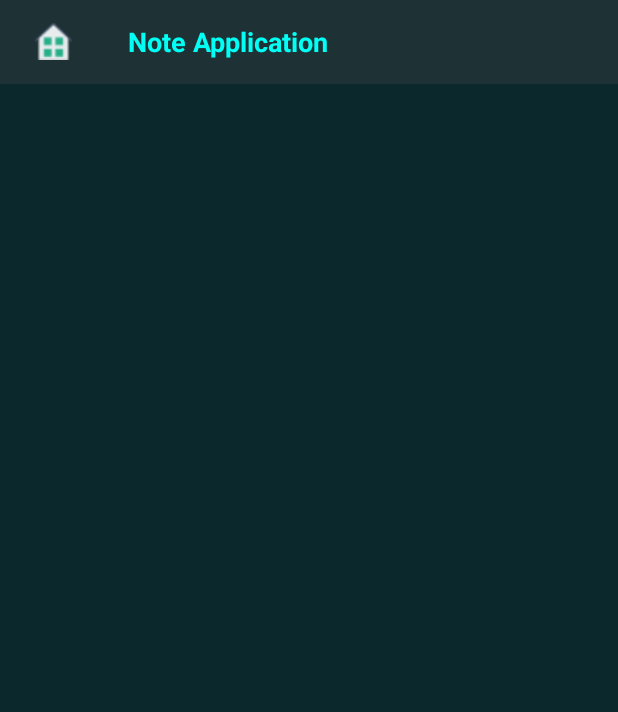
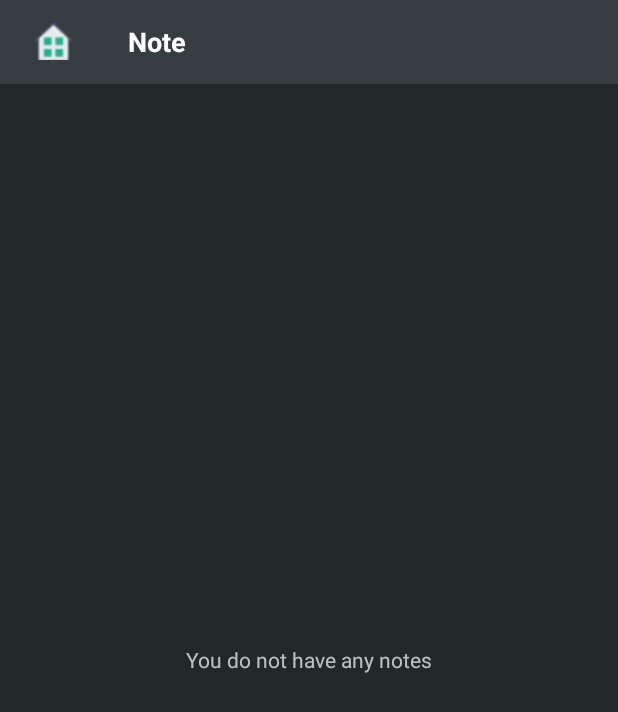
Before and after one commit to hoaithuonguit/note-application, an Android app: the layout activity_main.xml on its own in the app's theme, with its tools: preview values and no code run, on a phone screen of 412 x 824 dp. Shown: the top 712 px of the screen. Run offline under Robolectric (Android 15) with nearby library versions, the phone set to English and light mode, and no system bars.

Commit message:
Theo như yêu cầu của anh

```diff
--- a/app/src/main/res/layout/activity_main.xml
+++ b/app/src/main/res/layout/activity_main.xml
@@ -15,7 +15,15 @@
         android:padding="5dp"
         android:layout_width="match_parent"
         android:layout_height="match_parent"
-        android:id="@+id/rvNote">
+        android:id="@+id/rvNote"
+        android:visibility="gone">
 
     </android.support.v7.widget.RecyclerView>
+
+    <TextView
+        android:id="@+id/tv_no_note"
+        android:gravity="center"
+        android:layout_width="match_parent"
+        android:layout_height="fill_parent"
+        android:text="@string/no_note"/>
 </LinearLayout>
--- a/app/src/main/res/layout/toolbar_layout.xml
+++ b/app/src/main/res/layout/toolbar_layout.xml
@@ -4,7 +4,7 @@
     android:layout_height="wrap_content"
     xmlns:app="http://schemas.android.com/apk/res-auto"
     android:minHeight="?attr/actionBarSize"
-    android:background="#1e3235"
+    android:background="#363d41"
     app:theme="@style/Base.ThemeOverlay.AppCompat.ActionBar"
     android:id="@+id/toolbar">
 
@@ -36,7 +36,7 @@
             android:text="@string/app_name"
             android:textSize="18dp"
             android:textStyle="bold"
-            android:textColor="#00FFF5"
+            android:textColor="#ffffff"
             android:id="@+id/tvAppName"
             android:paddingLeft="30dp"/>
 
--- a/app/src/main/res/layout/toolbar_setting_layout.xml
+++ b/app/src/main/res/layout/toolbar_setting_layout.xml
@@ -4,7 +4,7 @@
     android:layout_height="wrap_content"
     xmlns:app="http://schemas.android.com/apk/res-auto"
     android:minHeight="?attr/actionBarSize"
-    android:background="#1e3235"
+    android:background="#363d41"
     app:theme="@style/Base.ThemeOverlay.AppCompat.ActionBar"
     android:id="@+id/toolbar_setting">
 
@@ -30,7 +30,7 @@
             android:text="@string/name_setting"
             android:textSize="18dp"
             android:textStyle="bold"
-            android:textColor="#00FFF5"
+            android:textColor="#ffffff"
             android:id="@+id/tvNameSetting"/>
 
     </LinearLayout>
--- a/app/src/main/res/values/colors.xml
+++ b/app/src/main/res/values/colors.xml
@@ -3,12 +3,12 @@
     <color name="colorPrimary">#3F51B5</color>
     <color name="colorPrimaryDark">#303F9F</color>
     <color name="colorAccent">#FF4081</color>
-    <color name="background">#0b292d</color>
-    <color name="item">#015559</color>
-    <color name="text">#B8F7D4</color>
+    <color name="background">#202829</color>
+    <color name="item">#344040</color>
+    <color name="text">#e0e7e3</color>
     <color name="textDetail">#F7FBFC</color>
     <color name="textName">#ffffff</color>
-    <color name="dialog">#45ADA8</color>
+    <color name="dialog">#343b3b</color>
     <color name="transparent">#00ffffff</color>
 
 
--- a/app/src/main/res/values/strings.xml
+++ b/app/src/main/res/values/strings.xml
@@ -1,7 +1,7 @@
 <resources>
 
 
-    <string name="app_name">Note Application</string>
+    <string name="app_name">Note</string>
 
 
     <!--Text of Activity Note and Activity Info Of Note-->
@@ -59,6 +59,9 @@
     <string name="language">Language</string>
 
     <!--Text for Notification-->
-    <string name="notification">Notification from Note Application</string>
+    <string name="notification">You have a event now</string>
     <string name="notification_detail">Click to view infomation</string>
+
+    <!--Text of Main-->
+    <string name="no_note">You do not have any notes</string>
 </resources>
```
Also changed, not shown: app/src/main/java/uitstart/uit/noteapp/activity/MainActivity.java (+18 -1 lines), app/src/main/res/layout/activity_note.xml (+11 -9 lines), app/src/main/ic_launcher-web.png, app/src/main/res/drawable/background.png, app/src/main/res/drawable/ic_notification.png, app/src/main/res/mipmap-hdpi/ic_launcher.png, app/src/main/res/mipmap-mdpi/ic_launcher.png, app/src/main/res/mipmap-xhdpi/ic_launcher.png, app/src/main/res/mipmap-xxhdpi/ic_launcher.png, app/src/main/res/mipmap-xxxhdpi/ic_launcher.png, 1 other file.
